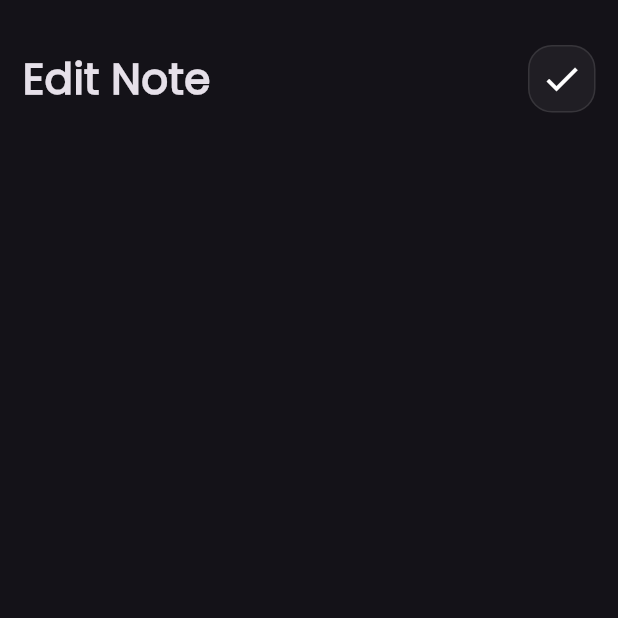
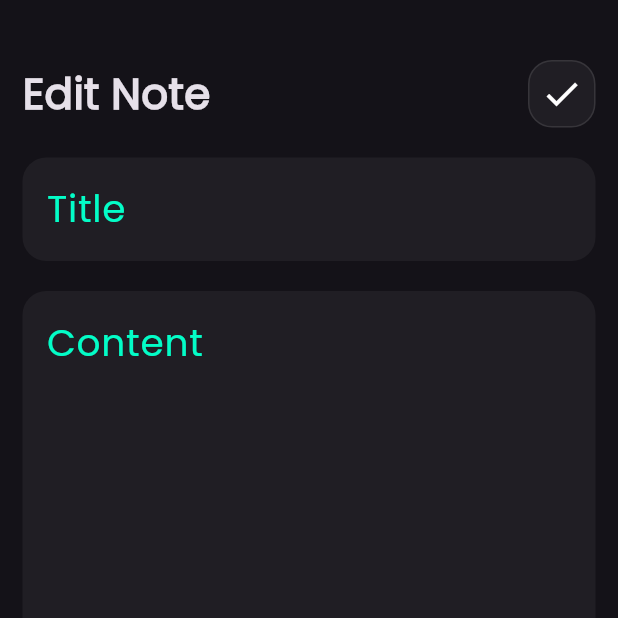
Before and after one commit to MohamedElsay0d/note_app_with_cubit-hive, a Flutter app: the Editnotebody screen opened directly, on a phone screen of 412 x 824 dp, the top half of it. Run offline on Flutter 3.47's test engine with Material 3 defaults, Android fonts, the phone set to English and light mode, and no system bars.

Commit message:
create Note Model

```diff
--- /dev/null
+++ b/lib/models/NoteModel.dart
@@ -0,0 +1,6 @@
+class Notemodel {
+  String title;
+  String content;
+  String date;
+  Notemodel({required this.title, required this.content, required this.date});
+}
--- a/lib/widgets/EditNoteBody.dart
+++ b/lib/widgets/EditNoteBody.dart
@@ -1,6 +1,7 @@
 import 'package:flutter/material.dart';
 
 import 'CustomAppBar.dart';
+import 'CustomTextField.dart';
 
 class Editnotebody extends StatelessWidget {
   const Editnotebody({super.key});
@@ -13,14 +14,28 @@ class Editnotebody extends StatelessWidget {
         child: Column(
           children: [
             SizedBox(
-              height: 15,
+              height: 25,
             ),
             CutomerAppBar(
               title: "Edit Note",
               icon: Icons.check,
             ),
             SizedBox(
-              height: 10,
+              height: 20,
+            ),
+            CustomTextField(
+              hint: "Title",
+              maxLines: 1,
+            ),
+            SizedBox(
+              height: 20,
+            ),
+            CustomTextField(
+              hint: "Content",
+              maxLines: 15,
+            ),
+            SizedBox(
+              height: 20,
             ),
           ],
         ),
```
